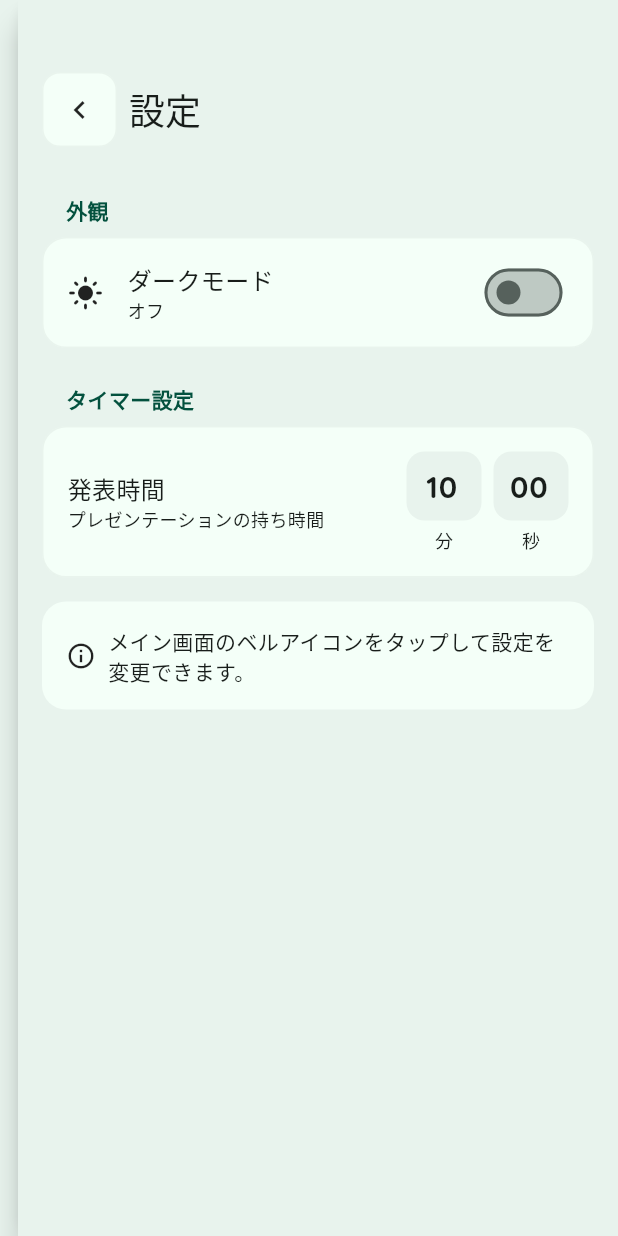
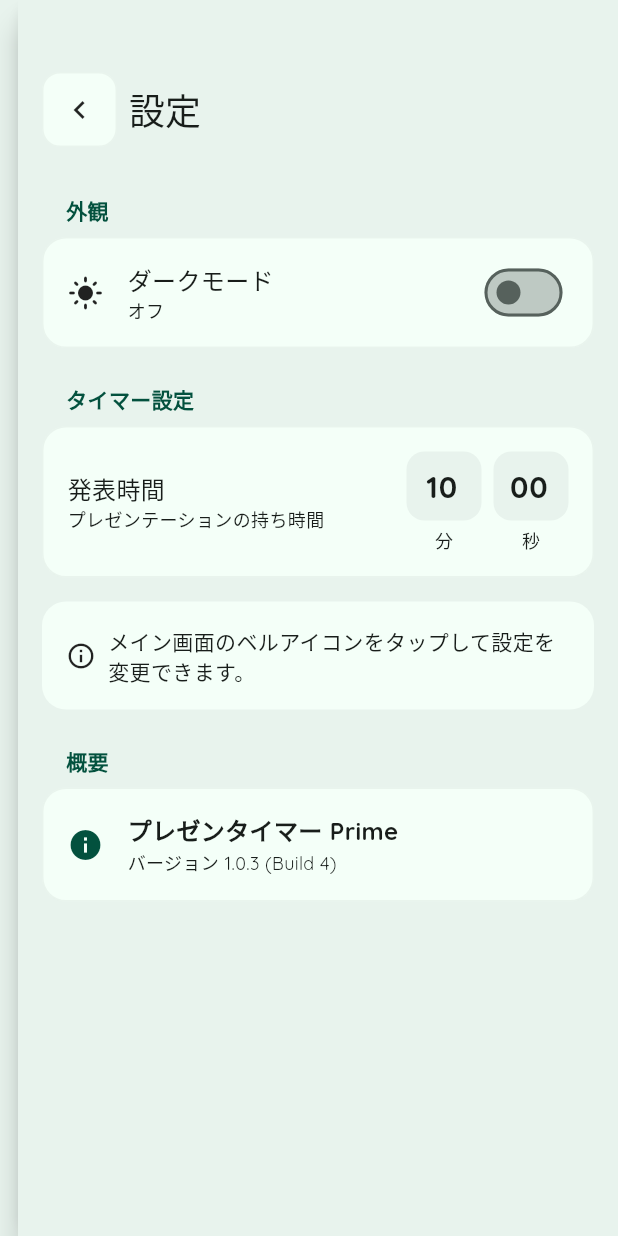
Before and after one commit to Girky0815/presentationtimer_prime, a Flutter app: the SettingsPanel widget shown alone on an empty page, opened directly, on a phone screen of 412 x 824 dp. Run offline on Flutter 3.47's test engine with Material 3 defaults, Android fonts, the phone set to English and light mode, and no system bars; our stand-ins replace audioplayers, google_fonts, package_info_plus.

Commit message:
バージョン情報表示を追加

```diff
--- a/lib/main.dart
+++ b/lib/main.dart
@@ -5,6 +5,7 @@ import 'package:flutter/services.dart';
 import 'package:google_fonts/google_fonts.dart';
 import 'package:provider/provider.dart';
 import 'package:audioplayers/audioplayers.dart';
+import 'package:package_info_plus/package_info_plus.dart';
 
 void main() {
   runApp(
@@ -626,8 +627,28 @@ class _BellChip extends StatelessWidget {
   }
 }
 
-class SettingsPanel extends StatelessWidget {
+class SettingsPanel extends StatefulWidget {
   const SettingsPanel({super.key});
+
+  @override
+  State<SettingsPanel> createState() => _SettingsPanelState();
+}
+
+class _SettingsPanelState extends State<SettingsPanel> {
+  PackageInfo? _packageInfo;
+
+  @override
+  void initState() {
+    super.initState();
+    _initPackageInfo();
+  }
+
+  Future<void> _initPackageInfo() async {
+    final info = await PackageInfo.fromPlatform();
+    setState(() {
+      _packageInfo = info;
+    });
+  }
 
   @override
   Widget build(BuildContext context) {
@@ -803,6 +824,49 @@ class SettingsPanel extends StatelessWidget {
                               style: TextStyle(
                                   color: colorScheme.onSurfaceVariant),
                             ),
+                          ),
+                        ],
+                      ),
+                    ),
+
+                    const SizedBox(height: 24),
+
+                    // About Section
+                    Padding(
+                      padding: const EdgeInsets.only(left: 16, bottom: 8),
+                      child: Text("概要",
+                          style: TextStyle(
+                              color: colorScheme.primary,
+                              fontWeight: FontWeight.bold)),
+                    ),
+                    Container(
+                      decoration: BoxDecoration(
+                        color: colorScheme.surfaceContainerLow,
+                        borderRadius: BorderRadius.circular(16),
+                        border: Border.all(
+                            color: colorScheme.outlineVariant
+                                .withValues(alpha: 0.2)),
+                      ),
+                      padding: const EdgeInsets.all(16),
+                      child: Row(
+                        children: [
+                          Icon(Icons.info, color: colorScheme.primary),
+                          const SizedBox(width: 16),
+                          Column(
+                            crossAxisAlignment: CrossAxisAlignment.start,
+                            children: [
+                              Text("プレゼンタイマー Prime",
+                                  style: TextStyle(
+                                      fontSize: 16,
+                                      fontWeight: FontWeight.bold,
+                                      color: colorScheme.onSurface)),
+                              if (_packageInfo != null)
+                                Text(
+                                    "バージョン ${_packageInfo!.version} (Build ${_packageInfo!.buildNumber})",
+                                    style: TextStyle(
+                                        fontSize: 12,
+                                        color: colorScheme.onSurfaceVariant)),
+                            ],
                           ),
                         ],
                       ),
--- a/pubspec.yaml
+++ b/pubspec.yaml
@@ -15,6 +15,7 @@ dependencies:
   audioplayers: ^6.0.0
   google_fonts: ^6.1.0
   provider: ^6.1.1
+  package_info_plus: ^9.0.0
   # material_color_utilities: ^0.13.0
   # lucide_icons は削除（標準Material Iconsを使用）
 
```
Also changed, not shown: pubspec.lock, 1 other file.
